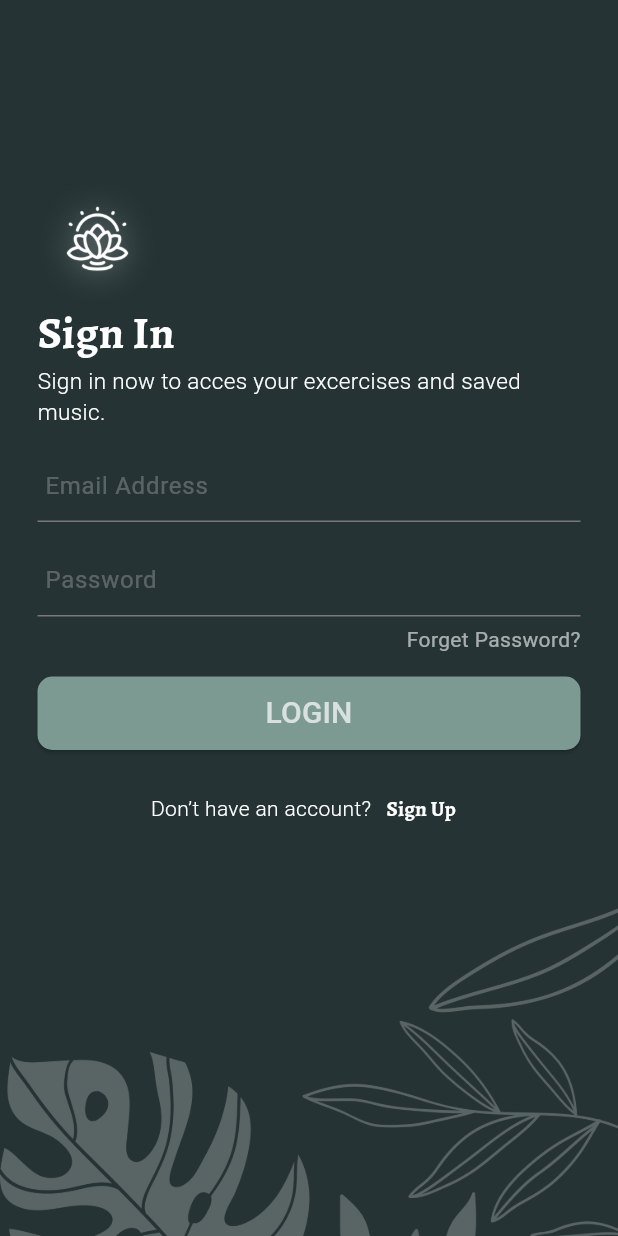
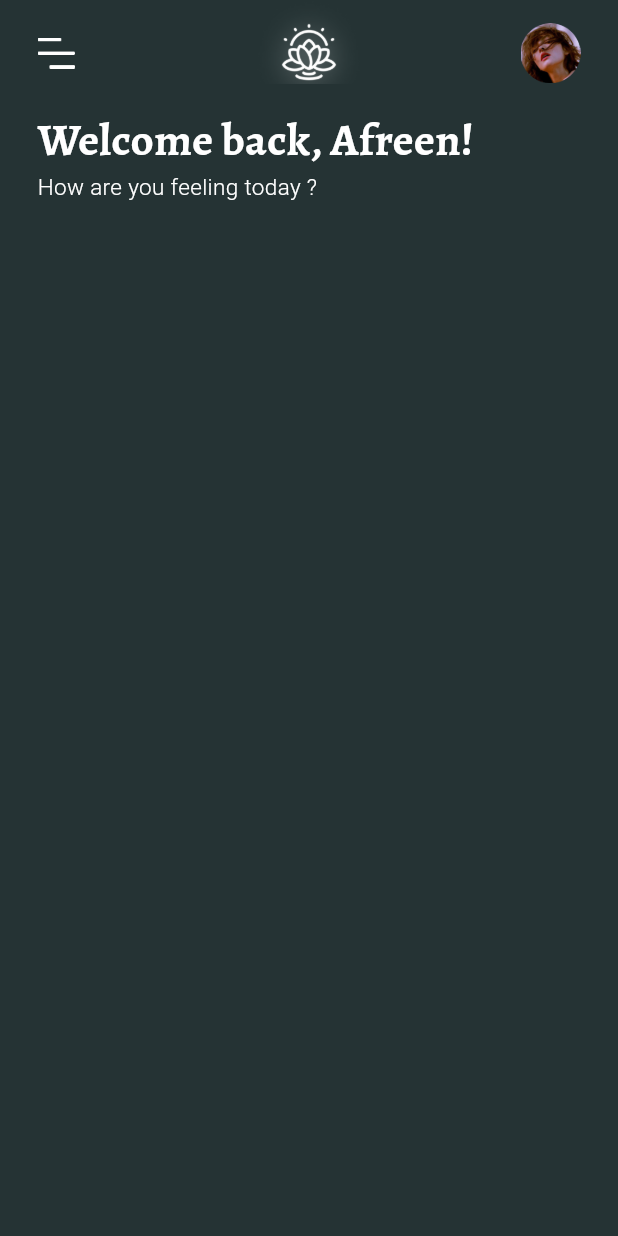
Before and after one commit to SyedPiyal/Meditation-App, a Flutter app: the LoginView screen opened directly, after a tap on "LOGIN", on a phone screen of 412 x 824 dp. Run offline on Flutter 3.47's test engine with Material 3 defaults, Android fonts, the phone set to English and light mode, and no system bars; our stand-ins replace flutter_svg.

Commit message:
Meditation App(Home view added)

```diff
--- /dev/null
+++ b/lib/view/home/home_view.dart
@@ -0,0 +1,90 @@
+import 'package:flutter/cupertino.dart';
+import 'package:flutter/material.dart';
+
+class HomeView extends StatefulWidget {
+  const HomeView({super.key});
+
+  @override
+  State<HomeView> createState() => _HomeViewState();
+}
+
+class _HomeViewState extends State<HomeView> {
+  @override
+  Widget build(BuildContext context) {
+    return Scaffold(
+      backgroundColor: const Color(0xFF253334),
+      appBar: AppBar(
+        backgroundColor: const Color(0xFF253334),
+
+        // leading for navigation drawer ----------------------
+
+        leading: Padding(
+          padding: const EdgeInsets.only(left: 25, top: 15),
+          child: InkWell(
+            onTap: () {},
+            borderRadius: BorderRadius.circular(15),
+            child: Image.asset(
+              'assets/images/ic_menu.png',
+            ),
+          ),
+        ),
+        leadingWidth: 50,
+        centerTitle: true,
+
+        // title ----------------------
+
+        title: Padding(
+          padding: const EdgeInsets.only(top: 15),
+          child: SizedBox(
+            height: 70,
+            width: 70,
+            child: Image.asset(
+              'assets/images/Logo.png',
+              fit: BoxFit.cover,
+            ),
+          ),
+        ),
+
+        // Profile Icons ----------------------
+
+        actions: [
+          Padding(
+            padding: const EdgeInsets.only(right: 25, top: 15),
+            child: InkWell(
+              onTap: () {},
+              borderRadius: BorderRadius.circular(5),
+              child: Image.asset(
+                'assets/images/ic_profile.png',
+                height: 40,
+                width: 40,
+              ),
+            ),
+          ),
+        ],
+      ),
+      body: const Padding(
+        padding: EdgeInsets.symmetric(horizontal: 25, vertical: 15),
+        child: Column(
+          crossAxisAlignment: CrossAxisAlignment.start,
+          children: [
+            Text(
+              'Welcome back, Afreen!',
+              style: TextStyle(
+                  fontWeight: FontWeight.bold,
+                  fontFamily: 'Alegreya',
+                  color: Colors.white,
+                  fontSize: 30),
+            ),
+            Text(
+              "How are you feeling today ?",
+              style: TextStyle(
+                  fontSize: 15,
+                  fontWeight: FontWeight.w300,
+                  color: Colors.white),
+            ),
+          ],
+        ),
+      ),
+    );
+  }
+}
--- a/lib/view/logIn/login_view.dart
+++ b/lib/view/logIn/login_view.dart
@@ -1,4 +1,5 @@
 import 'package:flutter/material.dart';
+import 'package:medic_meditation/view/home/home_view.dart';
 import 'package:medic_meditation/view/signUp/signup_view.dart';
 
 class LoginView extends StatelessWidget {
@@ -95,12 +96,17 @@ class LoginView extends StatelessWidget {
                           width: media.size.width,
                           child: ElevatedButton(
                             onPressed: () {
-
+                              Navigator.push(
+                                context,
+                                MaterialPageRoute(
+                                  builder: (context) => const HomeView(),
+                                ),
+                              );
                             },
                             style: ElevatedButton.styleFrom(
                                 backgroundColor: const Color(0xFF7C9A92),
-                                padding: const EdgeInsets.symmetric(
-                                    vertical: 10),
+                                padding:
+                                    const EdgeInsets.symmetric(vertical: 10),
                                 shape: RoundedRectangleBorder(
                                   borderRadius: BorderRadius.circular(10),
                                 ) // Set the background color here
@@ -111,7 +117,6 @@ class LoginView extends StatelessWidget {
                                 color: Colors.white70,
                                 fontSize: 20,
                                 fontWeight: FontWeight.w500,
-
                               ),
                             ),
                           ),
@@ -136,22 +141,23 @@ class LoginView extends StatelessWidget {
                               Navigator.push(
                                 context,
                                 MaterialPageRoute(
-                                   builder: (context) =>const SignUpView(),
+                                  builder: (context) => const SignUpView(),
                                 ),
                               );
                             },
-                            style:TextButton.styleFrom(
+                            style: TextButton.styleFrom(
                               padding: EdgeInsets.zero,
-                            ),child: const Text(
+                            ),
+                            child: const Text(
                               " Sign Up",
                               style: TextStyle(
                                   fontWeight: FontWeight.bold,
                                   fontFamily: 'Alegreya',
-                                color: Colors.white),),
+                                  color: Colors.white),
+                            ),
                           ),
                         ],
                       ),
-
                     ],
                   ),
                 ),
@@ -161,13 +167,13 @@ class LoginView extends StatelessWidget {
                 child: SizedBox(
                   width: media.size.width,
                   child: Image.asset(
-                    'assets/images/login.png', fit: BoxFit.cover,),
+                    'assets/images/login.png',
+                    fit: BoxFit.cover,
+                  ),
                 ),
               )
             ],
-          )
-
-      ),
+          )),
     );
   }
 }
```
Also changed, not shown: assets/images/ic_anxious.png (added), assets/images/ic_calm.png (added), assets/images/ic_focus.png (added), assets/images/ic_menu.png (added), assets/images/ic_profile.png (added), assets/images/ic_profile_menu.png (added), assets/images/ic_relax.png (added), assets/images/ic_sound.png (added). Lines whose indentation alone changed are shown as unchanged.
